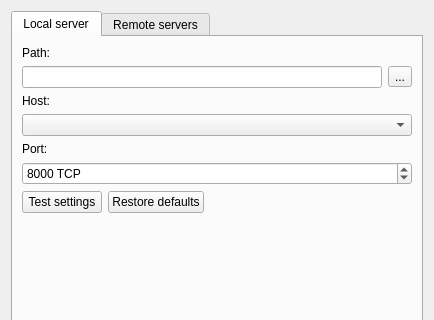
GNS3/gns3-gui, file gns3/ui/server_preferences_page.ui: the form before one commit; both pictures show x 0 to 434 and y 0 to 320 of the 434 by 508 pixel window.
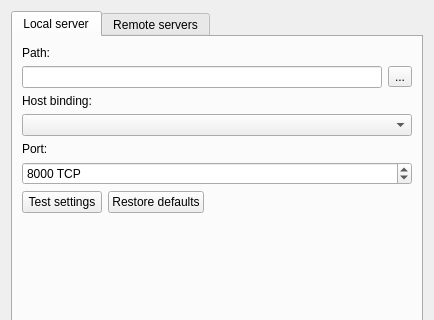
The form after the commit.

Commit message: Change UDP port allocation to work between a local server and a remote one. Last error message appears in the node tooltip if it hasn't initialized. Checks for valid local host binding for the local server. Temporary QInputDialog to select an IOS/IOU images when more than one is present. Improve remote server management. New Konsole + socat serial command line. Restore servers from topology files.

```diff
--- a/gns3/ui/server_preferences_page.ui
+++ b/gns3/ui/server_preferences_page.ui
@@ -51,7 +51,7 @@
        <item row="2" column="0">
         <widget class="QLabel" name="uiLocalServerHostLabel">
          <property name="text">
-          <string>Host:</string>
+          <string>Host binding:</string>
          </property>
         </widget>
        </item>
```
Left out of the diff: 2 changed lines with no effect on the pictures. The commit also changes 32 other files.
